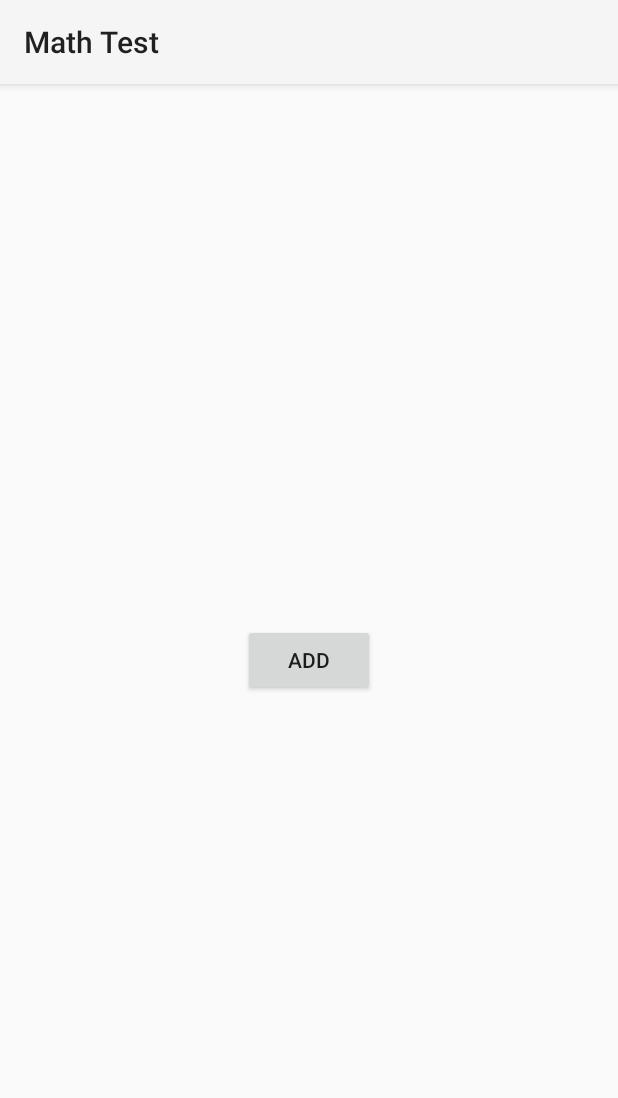
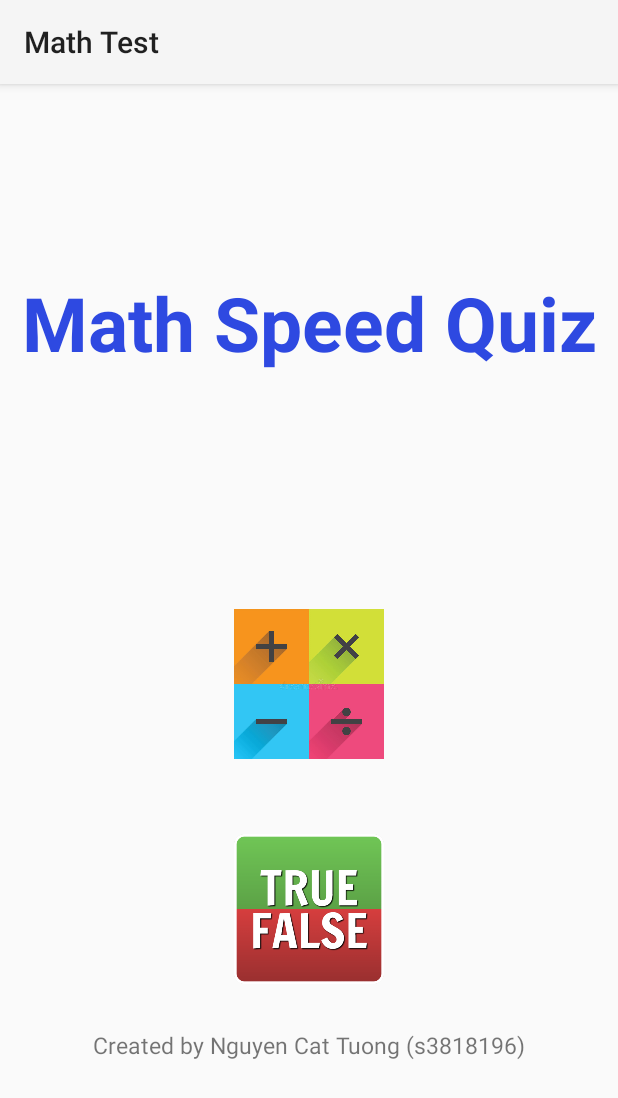
Before and after one commit to tuongnc-0401/MathSpeedQuiz, an Android app built with Jetpack Compose: the ResultActivity screen opened directly, with no data from a screen before it, after a tap on an icon or button, on a phone screen of 412 x 824 dp. Shown: the top 1098 px of the screen. Run offline under Robolectric (Android 15) with nearby library versions, the phone set to English and light mode, and no system bars.

Commit message:
comment for code

```diff
--- a/app/build.gradle
+++ b/app/build.gradle
@@ -32,6 +32,7 @@ dependencies {
     implementation 'androidx.appcompat:appcompat:1.3.1'
     implementation 'com.google.android.material:material:1.4.0'
     implementation 'androidx.constraintlayout:constraintlayout:2.1.1'
+    implementation 'androidx.compose.ui:ui-graphics:1.0.0-beta04'
     testImplementation 'junit:junit:4.+'
     androidTestImplementation 'androidx.test.ext:junit:1.1.3'
     androidTestImplementation 'androidx.test.espresso:espresso-core:3.4.0'
--- a/app/src/main/AndroidManifest.xml
+++ b/app/src/main/AndroidManifest.xml
@@ -9,6 +9,9 @@
         android:roundIcon="@mipmap/ic_launcher_round"
         android:supportsRtl="true"
         android:theme="@style/Theme.Application">
+        <activity
+            android:name=".TrueFalseGame"
+            android:exported="false" />
         <activity
             android:name=".ResultActivity"
             android:exported="false" />
--- a/app/src/main/java/rmit/tuong/application/MainActivity.java
+++ b/app/src/main/java/rmit/tuong/application/MainActivity.java
@@ -1,15 +1,21 @@
 package rmit.tuong.application;
 
 import androidx.appcompat.app.AppCompatActivity;
+import androidx.compose.ui.graphics.LinearGradient;
 
 import android.content.Intent;
+import android.graphics.Color;
+import android.graphics.Shader;
 import android.os.Bundle;
 import android.view.View;
 import android.widget.Button;
+import android.widget.ImageView;
+import android.widget.TextView;
 
 public class MainActivity extends AppCompatActivity {
 
-    Button btn_add;
+    TextView txt_name;
+    ImageView btn_add, btn_2;
     @Override
     protected void onCreate(Bundle savedInstanceState) {
         super.onCreate(savedInstanceState);
@@ -24,11 +30,22 @@ public class MainActivity extends AppCompatActivity {
             public void onClick(View view) {
                 Intent i = new Intent(MainActivity.this, AdditionGame.class);
                 startActivity(i);
+                finish();
+            }
+        });
+        btn_2.setOnClickListener(new View.OnClickListener() {
+            @Override
+            public void onClick(View view) {
+                Intent i = new Intent(MainActivity.this, TrueFalseGame.class);
+                startActivity(i);
+                finish();
             }
         });
     }
 
     private void initial() {
         btn_add = findViewById(R.id.btn_add);
+        btn_2 = findViewById(R.id.btn2);
+        txt_name = findViewById(R.id.txt_name);
     }
 }
--- a/app/src/main/java/rmit/tuong/application/ResultActivity.java
+++ b/app/src/main/java/rmit/tuong/application/ResultActivity.java
@@ -11,29 +11,38 @@ import android.widget.TextView;
 public class ResultActivity extends AppCompatActivity {
 
     ImageView btn_home;
-    TextView txt_result;
+    TextView txt_result, txt_msg;
     @Override
     protected void onCreate(Bundle savedInstanceState) {
         super.onCreate(savedInstanceState);
         setContentView(R.layout.activity_result);
 
+        // initialize components
+        txt_result = findViewById(R.id.txt_result);
+        txt_msg =findViewById(R.id.txt_msg);
 
-        txt_result = findViewById(R.id.txt_result);
+        // Get score from game
         Intent intent = getIntent();
         if(intent!= null){
             int score = intent.getIntExtra("score", -1);
             if(score != -1){
                 txt_result.setText(Integer.toString(score));
             }
-
+            int msg = intent.getIntExtra("msg", 0);
+            if (msg == 1){
+                txt_msg.setText("Game over!");
+            }
         }
 
+        // btn home to return to Main Activity
         btn_home = findViewById(R.id.btn_home);
         btn_home.setOnClickListener(new View.OnClickListener() {
             @Override
             public void onClick(View view) {
                 Intent i = new Intent(ResultActivity.this, MainActivity.class);
+                i.setFlags(Intent.FLAG_ACTIVITY_CLEAR_TASK | Intent.FLAG_ACTIVITY_NEW_TASK);
                 startActivity(i);
+
             }
         });
     }
--- a/app/src/main/res/layout/activity_main.xml
+++ b/app/src/main/res/layout/activity_main.xml
@@ -6,13 +6,48 @@
     android:layout_height="match_parent"
     tools:context=".MainActivity">
 
-    <Button
+    <ImageView
+        android:id="@+id/btn2"
+        android:layout_width="100dp"
+        android:layout_height="100dp"
+        android:layout_marginTop="50dp"
+        app:layout_constraintEnd_toEndOf="@+id/btn_add"
+        app:layout_constraintStart_toStartOf="@+id/btn_add"
+        app:layout_constraintTop_toBottomOf="@+id/btn_add"
+        app:srcCompat="@drawable/logo7" />
+
+    <ImageView
         android:id="@+id/btn_add"
+        android:layout_width="100dp"
+        android:layout_height="100dp"
+        android:layout_marginTop="350dp"
+        app:layout_constraintEnd_toEndOf="parent"
+        app:layout_constraintStart_toStartOf="parent"
+        app:layout_constraintTop_toTopOf="parent"
+        app:srcCompat="@drawable/logo1" />
+
+    <TextView
+        android:id="@+id/txt"
         android:layout_width="wrap_content"
         android:layout_height="wrap_content"
-        android:text="add"
-        app:layout_constraintBottom_toBottomOf="parent"
+        android:layout_marginTop="30dp"
+        android:text="Created by Nguyen Cat Tuong (s3818196)"
+        android:textSize="15sp"
+        app:layout_constraintEnd_toEndOf="parent"
+        app:layout_constraintStart_toStartOf="parent"
+        app:layout_constraintTop_toBottomOf="@+id/btn2" />
+
+    <TextView
+        android:id="@+id/txt_name"
+        android:layout_width="wrap_content"
+        android:layout_height="wrap_content"
+        android:layout_marginTop="125dp"
+        android:text="Math Speed Quiz"
+        android:textColor="#2E49E1"
+        android:textSize="50sp"
+        android:textStyle="bold"
         app:layout_constraintEnd_toEndOf="parent"
         app:layout_constraintStart_toStartOf="parent"
         app:layout_constraintTop_toTopOf="parent" />
+
 </androidx.constraintlayout.widget.ConstraintLayout>
```
Also changed, not shown: app/src/main/java/rmit/tuong/application/AdditionGame.java (+14 -5 lines), app/src/main/java/rmit/tuong/application/ExpressionTrueFalse.java (added, +161 -0 lines), app/src/main/java/rmit/tuong/application/GamePlayTrueFalse.java (added, +90 -0 lines), app/src/main/java/rmit/tuong/application/TrueFalseGame.java (added, +148 -0 lines), app/src/main/res/layout/activity_addition_game.xml (+6 -6 lines), app/src/main/res/layout/activity_result.xml (+4 -4 lines), app/src/main/res/layout/activity_true_false_game.xml (added, +102 -0 lines), app/src/main/res/drawable/logo1.jpg (added), app/src/main/res/drawable/logo7.png (added), app/src/main/res/mipmap-mdpi/question_a.png (added).
